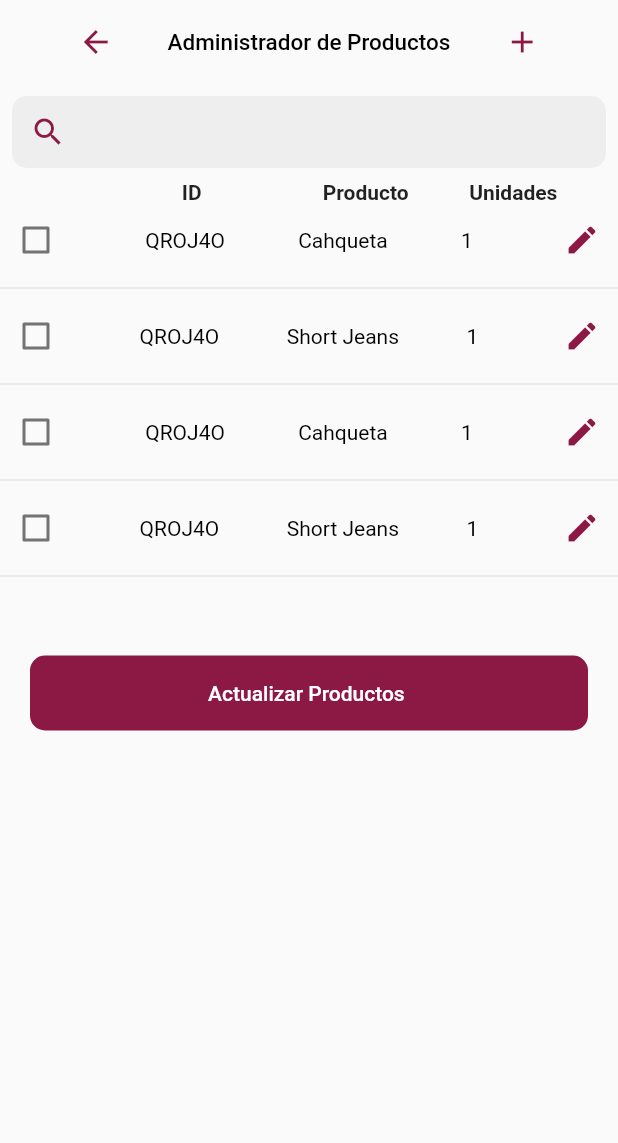
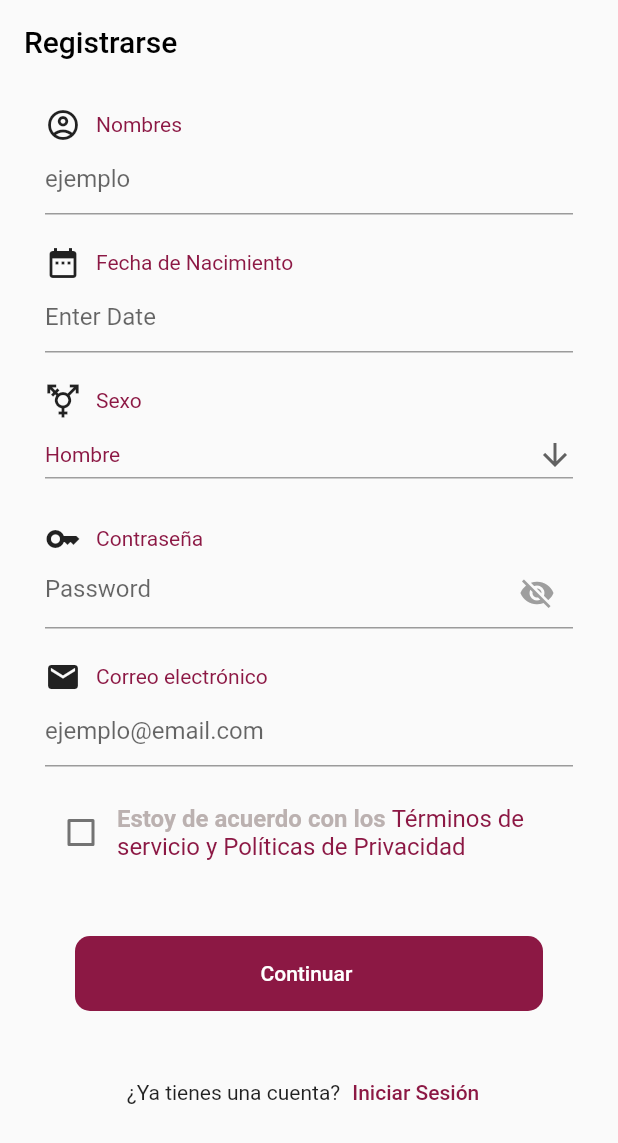
Before and after one commit to gisella0907/Tienda_Ropa, a Flutter app: the screen it shows after launch, on a phone screen of 412 x 824 dp. Shown: the top 1143 px of the screen. Run offline on Flutter 3.47's test engine with Material 2 defaults, Android fonts, the phone set to English and light mode, and no system bars.

Commit message:
Ultimos cambios de la pantalla de registro

```diff
--- /dev/null
+++ b/lib/Screen_2_registro.dart
@@ -0,0 +1,369 @@
+import 'package:flutter/material.dart';
+import 'package:intl/intl.dart';
+
+const List<String> list = <String>[
+  'Hombre',
+  'Mujer',
+  'Prefiero no decirlo',
+  'Otro'
+];
+
+class SingUp extends StatefulWidget {
+  const SingUp({super.key});
+
+  @override
+  State<SingUp> createState() => _SingUpState();
+}
+
+class _SingUpState extends State<SingUp> {
+  TextEditingController dateinput = TextEditingController();
+  bool passwordVisible = false;
+  bool confirmPasswordVisible = false;
+
+  // bool isChecked = false;
+
+  bool isChecked = false;
+  void _toggleCheckbox() {
+    setState(() {
+      isChecked = !isChecked;
+    });
+  }
+
+  @override
+  Widget build(BuildContext context) {
+    final Size screenSize = MediaQuery.of(context).size;
+
+    return Scaffold(
+      appBar: AppBar(
+        title: const Text(
+          "Registrarse",
+          style: TextStyle(color: Colors.black),
+        ),
+        backgroundColor: Colors.transparent,
+        elevation: 0,
+      ),
+      body: SingleChildScrollView(
+        child: Center(
+            child:
+                Column(mainAxisAlignment: MainAxisAlignment.center, children: [
+          Container(
+              margin: const EdgeInsets.only(left: 30, right: 30, top: 15),
+              child: Column(
+                children: [
+                  Container(
+                      child: Column(
+                    children: [
+                      Row(
+                        children: const [
+                          Icon(Icons.account_circle_outlined),
+                          SizedBox(
+                              width:
+                                  10), //separacion entre los elementos de row
+                          Text(
+                            "Nombres",
+                            style: TextStyle(
+                                color: Color.fromRGBO(140, 24, 68, 1)),
+                          )
+                        ],
+                      ),
+                      const TextField(
+                        decoration: InputDecoration(hintText: 'ejemplo'),
+                        //  obscureText: false,
+                      )
+                    ],
+                  )),
+                  const SizedBox(
+                    height: 20,
+                  ),
+                  Container(
+                      child: Column(
+                    children: [
+                      Row(
+                        children: const [
+                          Icon(Icons.date_range),
+                          SizedBox(
+                              width:
+                                  10), //separacion entre los elementos de row
+                          Text(
+                            "Fecha de Nacimiento",
+                            style: TextStyle(
+                                color: Color.fromRGBO(140, 24, 68, 1)),
+                          )
+                        ],
+                      ),
+                      TextField(
+                        controller:
+                            dateinput, //editing controller of this TextField
+                        decoration: const InputDecoration(
+                            //icon of text field
+                            hintText: "Enter Date" //label text of field
+                            ),
+                        readOnly:
+                            true, //set it true, so that user will not able to edit text
+                        onTap: () async {
+                          DateTime? pickedDate = await showDatePicker(
+                              context: context,
+                              initialDate: DateTime.now(),
+                              firstDate: DateTime(
+                                  2000), //DateTime.now() - not to allow to choose before today.
+                              lastDate: DateTime(2101));
+
+                          if (pickedDate != null) {
+                            print(
+                                pickedDate); //pickedDate output format => 2021-03-10 00:00:00.000
+                            String formattedDate =
+                                DateFormat('yyyy-MM-dd').format(pickedDate);
+                            print(
+                                formattedDate); //formatted date output using intl package =>  2021-03-16
+                            //you can implement different kind of Date Format here according to your requirement
+
+                            setState(() {
+                              dateinput.text =
+                                  formattedDate; //set output date to TextField value.
+                            });
+                          } else {
+                            print("Date is not selected");
+                          }
+                        },
+                      )
+                    ],
+                  )),
+                  const SizedBox(
+                    height: 20,
+                  ),
+                  // ignore: avoid_unnecessary_containers
+                  Container(
+                      child: Column(
+                    children: [
+                      Row(
+                        children: const [
+                          Icon(Icons.transgender),
+                          SizedBox(
+                              width:
+                                  10), //separacion entre los elementos de row
+                          Text(
+                            "Sexo",
+                            style: TextStyle(
+                                color: Color.fromRGBO(140, 24, 68, 1)),
+                          )
+                        ],
+                      ),
+                      const DropdownButtonExample(),
+                    ],
+                  )),
+                  const SizedBox(height: 20),
+                  Container(
+                      child: Column(
+                    children: [
+                      Row(
+                        children: const [
+                          Icon(Icons.key),
+                          SizedBox(
+                              width:
+                                  10), //separacion entre los elementos de row
+                          Text(
+                            "Contraseña",
+                            style: TextStyle(
+                                color: Color.fromRGBO(140, 24, 68, 1)),
+                          )
+                        ],
+                      ),
+                      TextField(
+                        obscureText: passwordVisible,
+                        decoration: InputDecoration(
+                            hintText: "Password",
+                            suffixIcon: IconButton(
+                                icon: passwordVisible
+                                    ? const Icon(
+                                        Icons.visibility,
+                                        color: Colors.black,
+                                      )
+                                    : const Icon(
+                                        Icons.visibility_off,
+                                        color: Colors.grey,
+                                      ),
+                                onPressed: () {
+                                  setState(() {
+                                    passwordVisible = !passwordVisible;
+                                  });
+                                })),
+                      )
+                    ],
+                  )),
+                  const SizedBox(
+                    height: 20,
+                  ),
+                  Container(
+                      child: Column(
+                    children: [
+                      Row(
+                        children: const [
+                          Icon(Icons.email),
+                          SizedBox(
+                              width:
+                                  10), //separacion entre los elementos de row
+                          Text(
+                            "Correo electrónico",
+                            style: TextStyle(
+                                color: Color.fromRGBO(140, 24, 68, 1)),
+                          )
+                        ],
+                      ),
+                      const TextField(
+                        decoration:
+                            InputDecoration(hintText: 'ejemplo@email.com'),
+                        //  obscureText: false,
+                      )
+                    ],
+                  )),
+
+                  const SizedBox(height: 20),
+                  Container(
+                    child: Row(children: [
+                      Checkbox(
+                        value: isChecked,
+                        onChanged: (value) {
+                          _toggleCheckbox();
+                        },
+                        activeColor: const Color.fromRGBO(140, 24, 68, 1),
+                      ),
+                      Expanded(
+                        child: RichText(
+                          text: const TextSpan(
+                            children: [
+                              TextSpan(
+                                text: "Estoy de acuerdo con los ",
+                                style: TextStyle(
+                                  color: Color.fromARGB(255, 187, 177, 176),
+                                  fontWeight: FontWeight.bold,
+                                  fontSize: 16,
+                                ),
+                              ),
+                              TextSpan(
+                                text:
+                                    "Términos de servicio y Políticas de Privacidad",
+                                style: TextStyle(
+                                  color: Color.fromRGBO(140, 24, 68, 1),
+                                  fontSize: 16,
+                                  // decoration: TextDecoration.underline,
+                                ),
+                              ),
+                            ],
+                          ),
+                        ),
+                      )
+                    ]),
+                  ),
+
+                  Container(
+                    height: 50,
+                    width: screenSize.width - 40,
+                    margin: const EdgeInsets.only(top: 45, left: 20, right: 20),
+                    child: FilledButton(
+                      style: FilledButton.styleFrom(
+                        backgroundColor: const Color.fromRGBO(
+                            140, 24, 68, 1), // Cambiar el color de fondo aquí
+                        shape: RoundedRectangleBorder(
+                          borderRadius: BorderRadius.circular(10),
+                        ),
+                      ),
+                      onPressed: () {},
+                      child: const Text("Continuar "),
+                    ),
+                  ),
+
+                  Container(
+                    margin: const EdgeInsets.only(
+                        left: 20, right: 20, top: 30, bottom: 20),
+                    child: Row(
+                      mainAxisAlignment: MainAxisAlignment.center,
+                      children: [
+                        const Text("¿Ya tienes una cuenta?"),
+                        TextButton(
+                            onPressed: () {},
+                            child: const Text(
+                              "Iniciar Sesión",
+                              style: TextStyle(
+                                  color: Color.fromRGBO(140, 24, 68, 1)),
+                            ))
+                      ],
+                    ),
+                  )
+                ],
+              )),
+        ])),
+      ),
+    );
+  }
+}
+
+class DropdownButtonExample extends StatefulWidget {
+  const DropdownButtonExample({super.key});
+
+  @override
+  State<DropdownButtonExample> createState() => _DropdownButtonExampleState();
+}
+
+class _DropdownButtonExampleState extends State<DropdownButtonExample> {
+  String dropdownValue = list.first;
+
+  @override
+  Widget build(BuildContext context) {
+    return Container(
+      width: double
+          .infinity, // Agrega esta línea para hacer que el contenedor ocupe todo el ancho de pantalla.
+      child: DropdownButton<String>(
+        isExpanded: true, // Establece esta propiedad en true
+        value: dropdownValue,
+        icon: const Icon(Icons.arrow_downward),
+        iconSize: 24,
+        elevation: 16,
+        style: const TextStyle(color: Color.fromRGBO(140, 24, 68, 1)),
+        underline: Container(
+          height: 1,
+          color: Colors.grey,
+        ),
+        onChanged: (String? value) {
+          // This is called when the user selects an item.
+          setState(() {
+            dropdownValue = value!;
+          });
+        },
+        items: list.map<DropdownMenuItem<String>>((String value) {
+          return DropdownMenuItem<String>(
+            value: value,
+            child: Text(value),
+          );
+        }).toList(),
+      ),
+    );
+  }
+}
+
+/*
+Container(
+                  margin: const EdgeInsets.all(20),
+                  child: const TextField(
+                    decoration: InputDecoration(
+                      // labelText: "Nama Lengkap",
+                      hintText: "Nama Lengkap",
+                      enabledBorder: OutlineInputBorder(
+                        borderSide: BorderSide(
+                            width: 3, color: Colors.grey), //<-- SEE HERE
+                      ),
+                    ),
+                  ))
+*/
+/*
+ElevatedButton(
+  onPressed: () {},
+  style: ElevatedButton.styleFrom(
+    primary: Colors.black, // Background color
+    onPrimary: Colors.amber, // Text Color (Foreground color)
+  ),
+  child: const Text(
+    'Elevated Button',
+    style: TextStyle(fontSize: 40),
+  ),
+)
+*/
--- a/lib/Screen_5.dart
+++ /dev/null
@@ -1,222 +0,0 @@
-import 'package:flutter/material.dart';
-import 'objects/products.dart';
-
-class AdministrarProductos extends StatefulWidget {
-  const AdministrarProductos({super.key});
-
-  @override
-  State<AdministrarProductos> createState() => _AdministrarProductosState();
-}
-
-class _AdministrarProductosState extends State<AdministrarProductos> {
-  bool isChecked = false;
-  void _toggleCheckbox() {
-    setState(() {
-      isChecked = !isChecked;
-    });
-  }
-
-  @override
-  Widget build(BuildContext context) {
-    String _searchText = '';
-    Producto miProducto = Producto(nombre: "Cahqueta", unidades: 1);
-    Producto miProducto2 = Producto(nombre: "Short Jeans", unidades: 1);
-    List<Producto> productos = [miProducto, miProducto2];
-    final Size screenSize = MediaQuery.of(context).size;
-
-    return Scaffold(
-      appBar: AppBar(
-        backgroundColor: Colors.transparent,
-        elevation: 0,
-        title: Container(
-          //color: Colors.amber,
-          // padding: EdgeInsets.symmetric(horizontal: 16.0),
-
-          child: Row(
-            mainAxisAlignment: MainAxisAlignment.spaceBetween,
-            children: [
-              Expanded(
-                child: Container(
-                  child: IconButton(
-                    onPressed: () {},
-                    icon: const Icon(Icons.arrow_back),
-                    color: Color.fromRGBO(140, 24, 68, 1),
-                  ),
-                ),
-              ),
-              const Text(
-                'Administrador de Productos',
-                style: TextStyle(
-                    color: Color.fromARGB(255, 0, 0, 0), fontSize: 15),
-              ),
-              Expanded(
-                child: Container(
-                  child: IconButton(
-                    onPressed: () {},
-                    icon: const Icon(Icons.add),
-                    color: Color.fromRGBO(140, 24, 68, 1),
-                  ),
-                ),
-              ),
-            ],
-          ),
-        ),
-      ),
-      body: Column(
-        children: [
-          Container(
-            padding: const EdgeInsets.all(8.0),
-            child: TextField(
-              onChanged: (value) {
-                setState(() {
-                  _searchText = value;
-                });
-              },
-              decoration: InputDecoration(
-                // hintText: 'Buscar...',
-                prefixIcon: const Icon(Icons.search,
-                    color: Color.fromRGBO(140, 24, 68, 1)),
-                border: OutlineInputBorder(
-                  borderRadius: BorderRadius.circular(10),
-                  borderSide: const BorderSide(
-                    width: 0,
-                    style: BorderStyle.none,
-                  ),
-                ),
-                filled: true,
-                contentPadding: const EdgeInsets.symmetric(
-                    vertical: 10.0, horizontal: 16.0),
-                fillColor: Colors.grey[200],
-              ),
-            ),
-          ),
-          Container(
-            child: Row(
-                mainAxisAlignment: MainAxisAlignment.spaceBetween,
-                children: [
-                  Container(),
-                  Container(),
-                  Container(),
-                  const Text(
-                    "ID",
-                    style: TextStyle(fontWeight: FontWeight.bold),
-                  ),
-                  Container(),
-                  const Text("Producto",
-                      style: TextStyle(fontWeight: FontWeight.bold)),
-                  const Text("Unidades",
-                      style: TextStyle(fontWeight: FontWeight.bold)),
-                  Container(),
-                ]),
-          ),
-          Column(children: [
-            Row(
-              mainAxisAlignment: MainAxisAlignment.spaceBetween,
-              children: [
-                Checkbox(
-                  value: isChecked,
-                  onChanged: (value) {
-                    _toggleCheckbox();
-                  },
-                  activeColor: Color.fromRGBO(140, 24, 68, 1),
-                ),
-                Text(productos[0].id, style: TextStyle(color: Colors.black)),
-                Text(productos[0].nombre,
-                    style: TextStyle(color: Colors.black)),
-                Text(productos[0].unidades.toString(),
-                    style: TextStyle(color: Colors.black)),
-                IconButton(
-                    onPressed: () {},
-                    icon:
-                        Icon(Icons.edit, color: Color.fromRGBO(140, 24, 68, 1)))
-              ],
-            ),
-            Divider(),
-            Row(
-              mainAxisAlignment: MainAxisAlignment.spaceBetween,
-              children: [
-                Checkbox(
-                  value: isChecked,
-                  onChanged: (value) {
-                    _toggleCheckbox();
-                  },
-                  activeColor: Color.fromRGBO(140, 24, 68, 1),
-                ),
-                Text(productos[1].id, style: TextStyle(color: Colors.black)),
-                Text(productos[1].nombre,
-                    style: TextStyle(color: Colors.black)),
-                Text(productos[1].unidades.toString(),
-                    style: TextStyle(color: Colors.black)),
-                IconButton(
-                    onPressed: () {},
-                    icon: Icon(Icons.edit,
-                        color: Color.fromRGBO(140, 24, 68, 1))),
-              ],
-            ),
-            Divider(),
-            Row(
-              mainAxisAlignment: MainAxisAlignment.spaceBetween,
-              children: [
-                Checkbox(
-                  value: isChecked,
-                  onChanged: (value) {
-                    _toggleCheckbox();
-                  },
-                  activeColor: Color.fromRGBO(140, 24, 68, 1),
-                ),
-                Text(productos[0].id, style: TextStyle(color: Colors.black)),
-                Text(productos[0].nombre,
-                    style: TextStyle(color: Colors.black)),
-                Text(productos[0].unidades.toString(),
-                    style: TextStyle(color: Colors.black)),
-                IconButton(
-                    onPressed: () {},
-                    icon:
-                        Icon(Icons.edit, color: Color.fromRGBO(140, 24, 68, 1)))
-              ],
-            ),
-            Divider(),
-            Row(
-              mainAxisAlignment: MainAxisAlignment.spaceBetween,
-              children: [
-                Checkbox(
-                  value: isChecked,
-                  onChanged: (value) {
-                    _toggleCheckbox();
-                  },
-                  activeColor: Color.fromRGBO(140, 24, 68, 1),
-                ),
-                Text(productos[1].id, style: TextStyle(color: Colors.black)),
-                Text(productos[1].nombre,
-                    style: TextStyle(color: Colors.black)),
-                Text(productos[1].unidades.toString(),
-                    style: TextStyle(color: Colors.black)),
-                IconButton(
-                    onPressed: () {},
-                    icon: Icon(Icons.edit,
-                        color: Color.fromRGBO(140, 24, 68, 1))),
-              ],
-            ),
-            Divider(),
-          ]),
-          Container(
-            height: 50,
-            width: screenSize.width - 40,
-            margin: const EdgeInsets.only(top: 45, left: 20, right: 20),
-            child: FilledButton(
-              style: FilledButton.styleFrom(
-                backgroundColor: Color.fromRGBO(
-                    140, 24, 68, 1), // Cambiar el color de fondo aquí
-                shape: RoundedRectangleBorder(
-                  borderRadius: BorderRadius.circular(10),
-                ),
-              ),
-              onPressed: () {},
-              child: const Text("Actualizar Productos "),
-            ),
-          ),
-        ],
-      ),
-    );
-  }
-}
--- a/lib/main.dart
+++ b/lib/main.dart
@@ -1,6 +1,5 @@
 import 'package:flutter/material.dart';
-import 'package:tienda_ropa/Screen_3.dart';
-import 'package:tienda_ropa/Screen_5.dart';
+import 'package:tienda_ropa/Screen_2_registro.dart';
 
 void main() {
   runApp(const MyApp());
@@ -14,7 +13,7 @@ class MyApp extends StatelessWidget {
   Widget build(BuildContext context) {
     return const MaterialApp(
       debugShowCheckedModeBanner: false,
-      home: AdministrarProductos(),
+      home: SingUp(),
     );
   }
 }
--- a/lib/objects/products.dart
+++ /dev/null
@@ -1,18 +0,0 @@
-import 'dart:math';
-
-class Producto {
-  String nombre;
-  String id = '';
-  int unidades;
-
-  Producto({required this.nombre, required this.unidades}) {
-    id = generarID();
-  }
-
-  String generarID() {
-    var rng = new Random();
-    const chars = "abcdefghijklmnopqrstuvwxyz0123456789";
-    return String.fromCharCodes(Iterable.generate(
-        6, (_) => chars.codeUnitAt(rng.nextInt(chars.length)))).toUpperCase();
-  }
-}
--- a/pubspec.yaml
+++ b/pubspec.yaml
@@ -30,6 +30,7 @@ environment:
 dependencies:
   flutter:
     sdk: flutter
+  intl: ^0.17.0
 
 
   # The following adds the Cupertino Icons font to your application.
@@ -59,8 +60,8 @@ flutter:
   uses-material-design: true
 
   # To add assets to your application, add an assets section, like this:
-  assets:
-  - images/profile.png
+ # assets:
+
   #   - images/a_dot_ham.jpeg
 
   # An image asset can refer to one or more resolution-specific "variants", see
```
Also changed, not shown: lib/Screen_3.dart (deleted, +0 -127 lines), images/profile.png (deleted), pubspec.lock.
